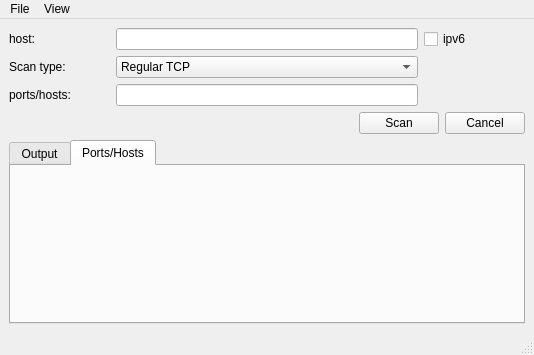
First picture: the form in src/gui/mainwindow.ui, repository Agamenon-sama/Cataract, before the edit.
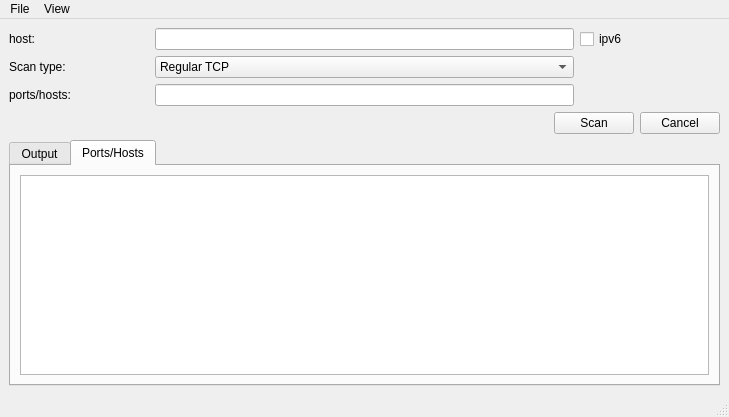
Second picture: the form after the edit. The open tabs and pages were chosen to show the change.

Commit message: Started implementing the table view of the results

```diff
--- a/src/gui/mainwindow.ui
+++ b/src/gui/mainwindow.ui
@@ -6,8 +6,8 @@
    <rect>
     <x>0</x>
     <y>0</y>
-    <width>534</width>
-    <height>355</height>
+    <width>729</width>
+    <height>417</height>
    </rect>
   </property>
   <property name="windowTitle">
@@ -129,6 +129,18 @@
        <attribute name="title">
         <string>Ports/Hosts</string>
        </attribute>
+       <layout class="QVBoxLayout" name="verticalLayout_3">
+        <item>
+         <widget class="QTableView" name="tableResults">
+          <attribute name="horizontalHeaderStretchLastSection">
+           <bool>true</bool>
+          </attribute>
+          <attribute name="verticalHeaderDefaultSectionSize">
+           <number>40</number>
+          </attribute>
+         </widget>
+        </item>
+       </layout>
       </widget>
      </widget>
     </item>
@@ -139,7 +151,7 @@
     <rect>
      <x>0</x>
      <y>0</y>
-     <width>534</width>
+     <width>729</width>
      <height>22</height>
     </rect>
    </property>
```
Left out of the diff: 2 changed lines with no effect on the pictures. The commit also changes 5 other files.
